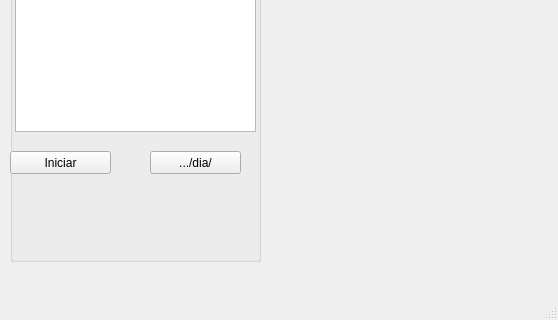
First picture: the form in src/ui/inicio.ui, repository RedSismicaAustro/rsa_sismologia, before the edit; both pictures show x 0 to 558 and y 289 to 609 of the 558 by 609 pixel window.
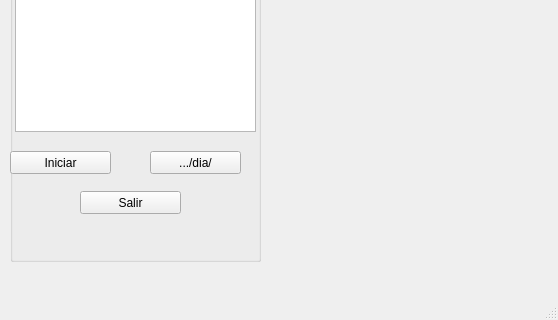
Second picture: the form after the edit.

Patch:
```diff
--- a/src/ui/inicio.ui
+++ b/src/ui/inicio.ui
@@ -132,6 +132,19 @@
       </font>
      </property>
     </widget>
+    <widget class="QPushButton" name="Btn_Salir">
+     <property name="geometry">
+      <rect>
+       <x>70</x>
+       <y>470</y>
+       <width>101</width>
+       <height>23</height>
+      </rect>
+     </property>
+     <property name="text">
+      <string>Salir</string>
+     </property>
+    </widget>
    </widget>
   </widget>
   <widget class="QMenuBar" name="menubar">
```
